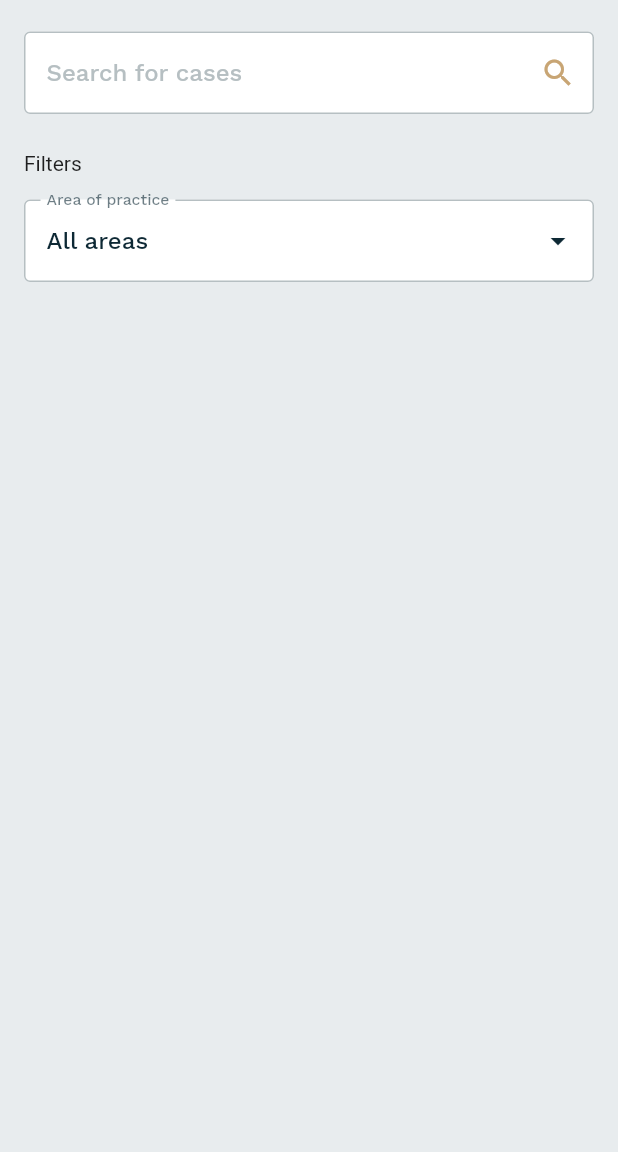
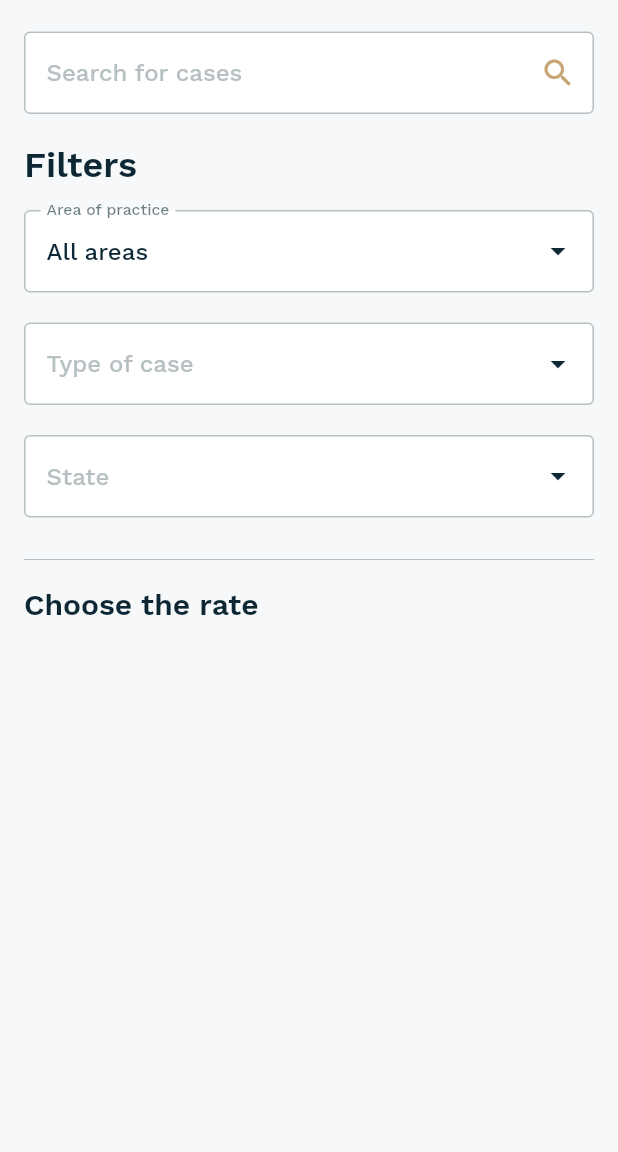
Before and after one commit to sergiyvergun/otakoyi_test_app, a Flutter app: the screen it shows after launch, on a phone screen of 412 x 824 dp, the part 84-1236 px from its top. Run offline on Flutter 3.47's test engine with Material 2 defaults, Android fonts, the phone set to English and light mode, and no system bars; our stand-ins replace flutter_svg, google_fonts.

Commit message:
Import more text styles

```diff
--- a/lib/main.dart
+++ b/lib/main.dart
@@ -14,7 +14,7 @@ class MyApp extends StatelessWidget {
     return MaterialApp(
       title: 'Otakoyi Test App',
       home: Home(),
-      theme: Themes.lightTheme,
+      theme: Themes().lightTheme,
     );
   }
 }
--- a/lib/ui/screens/home.dart
+++ b/lib/ui/screens/home.dart
@@ -11,7 +11,7 @@ class Home extends StatelessWidget {
   @override
   Widget build(BuildContext context) {
     return Scaffold(
-      backgroundColor: SurfaceColors.lightGrey,
+      backgroundColor: SurfaceColors.backgroundColor,
       appBar: CustomAppbar(
         title: Image.asset(
           'assets/images/logo.png',
@@ -38,8 +38,11 @@ class Home extends StatelessWidget {
             ),
             enabled: true,
           ),
-          Container(height: 25),
-          Text('Filters'),
+          Container(height: 20),
+          Text(
+            'Filters',
+            style: Theme.of(context).textTheme.headline1,
+          ),
           Container(height: 16),
           CustomForm(
             enabled: false,
@@ -50,6 +53,31 @@ class Home extends StatelessWidget {
               color: SurfaceColors.darkBlue,
             ),
           ),
+          Container(height: 20),
+          CustomForm(
+            enabled: false,
+            hintText: 'Type of case',
+            suffixIcon: Icon(
+              Icons.arrow_drop_down,
+              color: SurfaceColors.darkBlue,
+            ),
+          ),
+          Container(height: 20),
+          CustomForm(
+            enabled: false,
+            hintText: 'State',
+            suffixIcon: Icon(
+              Icons.arrow_drop_down,
+              color: SurfaceColors.darkBlue,
+            ),
+          ),
+          Container(height: 20),
+          Divider(color: SurfaceColors.mediumGrey),
+          Container(height: 10),
+          Text(
+            'Choose the rate',
+            style: Theme.of(context).textTheme.headline2,
+          ),
         ],
       ),
     );
--- a/lib/ui/styles/colors.dart
+++ b/lib/ui/styles/colors.dart
@@ -4,6 +4,8 @@ class SurfaceColors {
   static const Color darkBlue = Color(0xff0D2834);
   static const Color gold = Color(0xffC8A574);
   static const Color mediumGrey = Color(0xffB6BFC2);
+  // medium grey with 0.38 opacity - better to have a separate color
+  static const Color backgroundColor = Color(0xfff6f8f9);
   static const Color lightGrey = Color(0xffE8ECEE);
   static const Color white = Color(0xffFFFFFF);
 }
--- a/lib/ui/styles/themes.dart
+++ b/lib/ui/styles/themes.dart
@@ -3,13 +3,22 @@ import 'package:google_fonts/google_fonts.dart';
 import 'package:otakoyi_test_app/ui/styles/colors.dart';
 
 class Themes {
-  static var lightTheme = ThemeData(
-      primaryColor: SurfaceColors.mediumGrey,
+  var lightTheme = ThemeData(
       textTheme: TextTheme(
     subtitle1: GoogleFonts.workSans(
       fontSize: 16,
       fontWeight: FontWeight.w500,
       color: TypographyColors.grey,
+    ),
+    headline1: GoogleFonts.workSans(
+      fontSize: 24,
+      fontWeight: FontWeight.w600,
+      color: TypographyColors.darkBlue,
+    ),
+    headline2: GoogleFonts.workSans(
+      fontSize: 20,
+      fontWeight: FontWeight.w600,
+      color: TypographyColors.darkBlue,
     ),
     caption: GoogleFonts.workSans(
       fontSize: 14,
```
Lines whose indentation alone changed are shown as unchanged.
